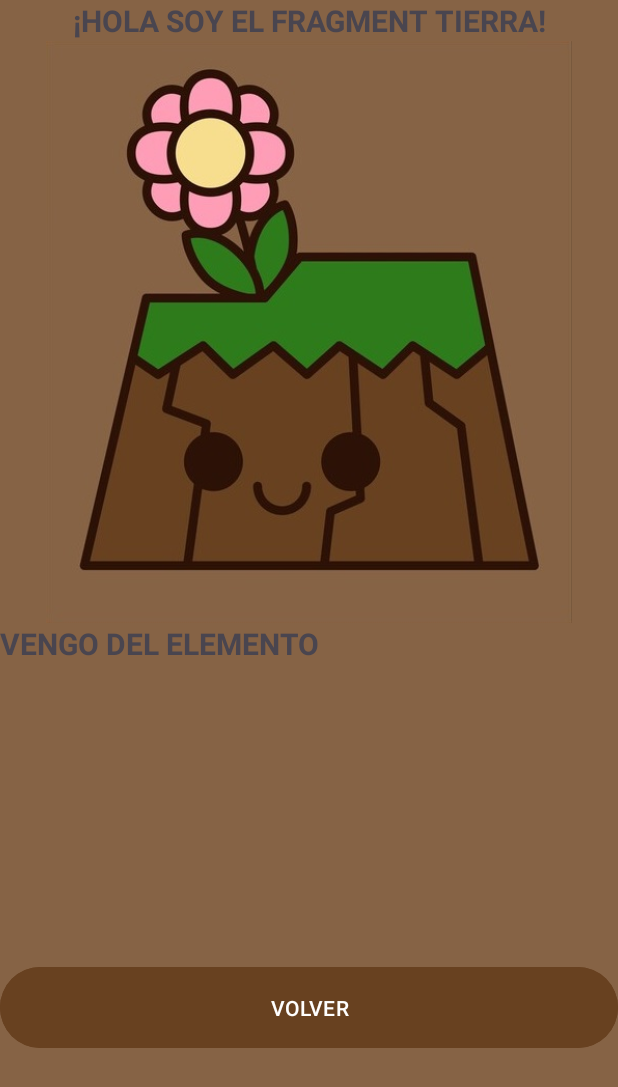
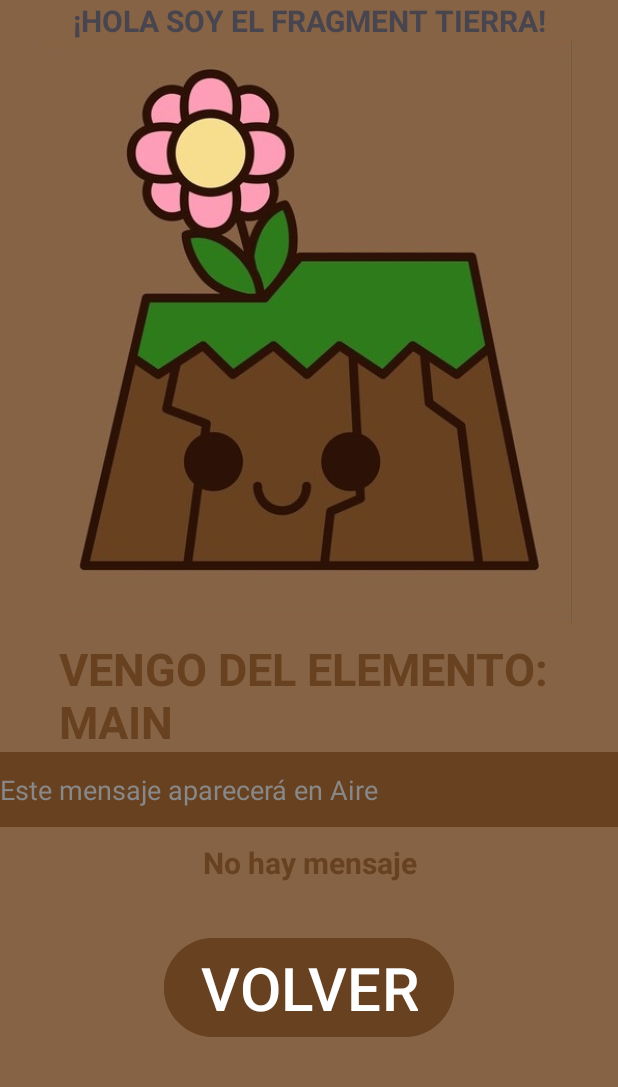
Before and after one commit to garciatomaschavez/APMV_Fragments, an Android app: the fragment FragmentTierra placed in its activity, on a phone screen of 412 x 824 dp. Shown: the top 1087 px of the screen. Run offline under Robolectric (Android 15) with nearby library versions, the phone set to English and light mode, and no system bars; pictures from the network do not load.

Commit message:
Merged Earth, added its functionality and standardised the color names.

```diff
--- a/app/src/main/java/com/garciatomaschavez/apmv_fragments/FragmentTierra.java
+++ b/app/src/main/java/com/garciatomaschavez/apmv_fragments/FragmentTierra.java
@@ -11,6 +11,7 @@ import android.view.LayoutInflater;
 import android.view.View;
 import android.view.ViewGroup;
 import android.widget.Button;
+import android.widget.EditText;
 import android.widget.ImageView;
 import android.widget.TextView;
 
@@ -31,6 +32,11 @@ public class FragmentTierra extends Fragment {
     // TODO: Rename and change types of parameters
     private String mParam1;
     private String mParam2;
+
+    Buffer buffer;
+    EditText inputMensaje;
+    TextView mensaje;
+    ImageView logo;
 
     public FragmentTierra() {
         // Required empty public constructor
@@ -67,7 +73,24 @@ public class FragmentTierra extends Fragment {
     public void onViewCreated(@NonNull View view, @Nullable Bundle savedInstanceState) {
         super.onViewCreated(view, savedInstanceState);
 
-        ImageView logo = requireActivity().findViewById(R.id.imageView);
+        buffer = new ViewModelProvider(requireActivity()).get(Buffer.class);
+        mensaje = requireActivity().findViewById(R.id.mensaje);
+        inputMensaje = requireActivity().findViewById(R.id.inputMensaje);
+        logo = requireActivity().findViewById(R.id.imageView);
+
+        TextView anteriorElemento = view.findViewById(R.id.anteriorElemento);
+        anteriorElemento.setText(anteriorElemento.getText().toString()+buffer.getAnteriorElemento());
+
+        mensaje.setText(buffer.getMensaje());
+
+        buffer.setAnteriorElemento("TIERRA");
+
+        // for closing fragment and returning to main menu
+        Button returnButton = view.findViewById(R.id.returnButton);
+        returnButton.setOnClickListener(view1 -> {
+            buffer.setMensaje(inputMensaje.getText().toString());
+            requireActivity().getSupportFragmentManager().beginTransaction().remove(this).commit();
+        });
 
 
         Glide.with(this)
--- a/app/src/main/res/layout/fragment_tierra.xml
+++ b/app/src/main/res/layout/fragment_tierra.xml
@@ -4,7 +4,7 @@
     android:layout_width="match_parent"
     android:layout_height="match_parent"
     xmlns:app="http://schemas.android.com/apk/res-auto"
-    android:background="@color/brown"
+    android:background="@color/earthMain"
     tools:context=".FragmentTierra">
 
     <LinearLayout
@@ -27,20 +27,55 @@
             android:layout_height="388dp"
             />
 
+
         <TextView
-            android:id="@+id/textView2"
+            android:id="@+id/anteriorElemento"
+            android:layout_width="wrap_content"
+            android:layout_height="wrap_content"
+            android:layout_gravity="center_horizontal"
+            android:layout_marginTop="10dp"
+            android:text="@string/vengo_del_elemento_n"
+            android:textSize="30sp"
+            android:textColor="@color/earthHighlight"
+            android:textStyle="bold"
+            />
+
+        <EditText
+            android:id="@+id/inputMensaje"
             android:layout_width="match_parent"
-            android:layout_height="225dp"
-            android:text="VENGO DEL ELEMENTO"
+            android:layout_height="50dp"
+            android:hint="@string/este_mensaje_aparecer_en_aire"
+
+            android:background="@color/earthHighlight"
+            android:textColor="@color/white"
+            android:textColorHint="@color/grey"
+            />
+
+        <TextView
+            android:id="@+id/mensaje"
+            android:layout_width="match_parent"
+            android:layout_height="50dp"
+            android:layout_gravity="center_horizontal"
+            android:layout_marginTop="10dp"
+            android:text="@string/sin_mensaje"
             android:textSize="20sp"
-            android:textStyle="bold" />
+            android:textColor="@color/earthHighlight"
+            android:textStyle="bold"
+            android:textAlignment="center"
+            />
+
 
         <Button
-            android:id="@+id/volver"
-            android:layout_width="match_parent"
-            android:layout_height="62dp"
-            android:text="VOLVER"
-            android:backgroundTint="@color/marron_oscuro"
+            android:id="@+id/returnButton"
+            android:layout_width="wrap_content"
+            android:layout_height="wrap_content"
+            android:layout_marginTop="10dp"
+            android:layout_gravity="center_horizontal"
+            android:text="@string/volver"
+            android:textSize="40sp"
+            android:textColor="@color/white"
+
+            android:backgroundTint="@color/earthHighlight"
             />
 
     </LinearLayout>
--- a/app/src/main/res/values/colors.xml
+++ b/app/src/main/res/values/colors.xml
@@ -1,14 +1,22 @@
 <?xml version="1.0" encoding="utf-8"?>
 <resources>
     <color name="black">#FF000000</color>
+    <color name="grey">#888888</color>
     <color name="white">#FFFFFFFF</color>
-    <color name="aguaClaro">#8AD2E8</color>
-    <color name="aguaOscuro">#23559E</color>
 
-    <color name="blueAir">#A7E7FE</color>
-    <color name="blueAir2">#3399af</color>
-    <color name="red">#D81010</color>
-    <color name="red2">#790F01</color>
-    <color name="brown">#866345</color>
-    <color name="marron_oscuro">#684120</color>
+    <!-- Fuego -->
+    <color name="fireMain">#D81010</color>
+    <color name="fireHighlight">#790F01</color>
+
+    <!-- Agua-->
+    <color name="waterMain">#8AD2E8</color>
+    <color name="waterHighlight">#23559E</color>
+
+    <!-- Aire-->
+    <color name="airMain">#A7E7FE</color>
+    <color name="airHighlight">#3399af</color>
+
+    <!-- Tierra-->
+    <color name="earthMain">#866345</color>
+    <color name="earthHighlight">#684120</color>
 </resources>
```
Also changed, not shown: app/src/main/java/com/garciatomaschavez/apmv_fragments/MainActivity.java (+10 -10 lines), app/src/main/res/layout/fragment_agua.xml (+7 -7 lines), app/src/main/res/layout/fragment_aire.xml (+7 -7 lines), app/src/main/res/layout/fragment_fuego.xml (+7 -7 lines).
